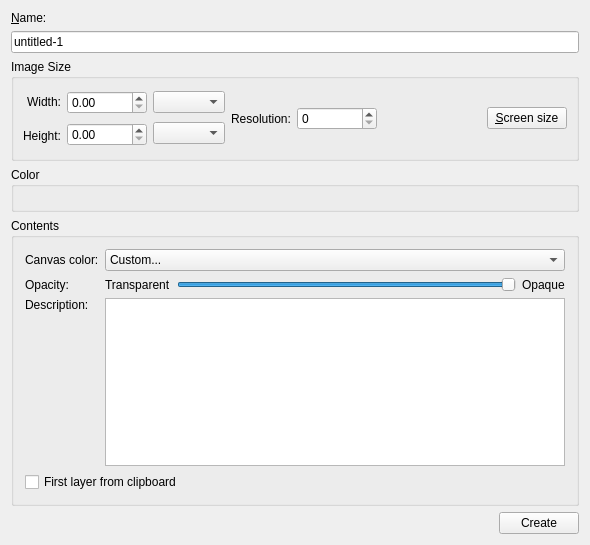
KDE/krita, file krita/ui/wdgnewimage.ui: the form before one commit.
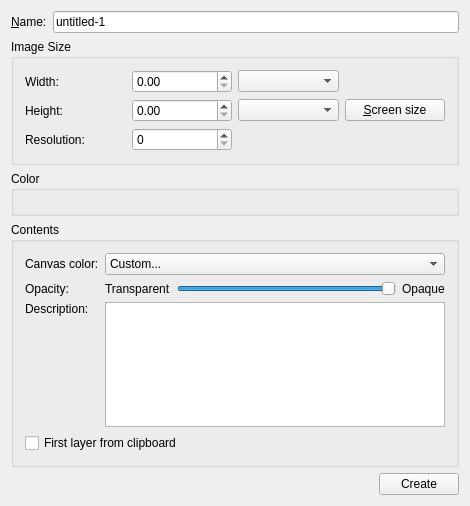
The form after the commit. Custom widgets are drawn as their Qt base class.

Commit message: relayout the dialog to take less space on the screen (and especially to fit on a 1024x768 screen

Patch:
```diff
--- a/krita/ui/wdgnewimage.ui
+++ b/krita/ui/wdgnewimage.ui
@@ -5,8 +5,8 @@
    <rect>
     <x>0</x>
     <y>0</y>
-    <width>590</width>
-    <height>545</height>
+    <width>470</width>
+    <height>506</height>
    </rect>
   </property>
   <property name="windowTitle" >
@@ -14,167 +14,41 @@
   </property>
   <layout class="QVBoxLayout" >
    <item>
-    <widget class="QLabel" name="lblName" >
-     <property name="text" >
-      <string>&amp;Name:</string>
-     </property>
-     <property name="buddy" >
-      <cstring>txtName</cstring>
-     </property>
-    </widget>
-   </item>
-   <item>
-    <widget class="QLineEdit" name="txtName" >
-     <property name="text" >
-      <string>untitled-1</string>
-     </property>
-    </widget>
+    <layout class="QHBoxLayout" >
+     <item>
+      <widget class="QLabel" name="lblName" >
+       <property name="text" >
+        <string>&amp;Name:</string>
+       </property>
+       <property name="buddy" >
+        <cstring>txtName</cstring>
+       </property>
+      </widget>
+     </item>
+     <item>
+      <widget class="QLineEdit" name="txtName" >
+       <property name="text" >
+        <string>untitled-1</string>
+       </property>
+      </widget>
+     </item>
+    </layout>
    </item>
    <item>
     <widget class="QGroupBox" name="grpImage" >
      <property name="title" >
       <string>Image Size</string>
      </property>
-     <layout class="QHBoxLayout" >
-      <property name="spacing" >
-       <number>6</number>
-      </property>
-      <property name="leftMargin" >
-       <number>9</number>
-      </property>
-      <property name="topMargin" >
-       <number>9</number>
-      </property>
-      <property name="rightMargin" >
-       <number>9</number>
-      </property>
-      <property name="bottomMargin" >
-       <number>9</number>
-      </property>
-      <item>
-       <layout class="QVBoxLayout" >
-        <property name="spacing" >
-         <number>6</number>
-        </property>
-        <property name="leftMargin" >
-         <number>0</number>
-        </property>
-        <property name="topMargin" >
-         <number>0</number>
-        </property>
-        <property name="rightMargin" >
-         <number>0</number>
-        </property>
-        <property name="bottomMargin" >
-         <number>0</number>
-        </property>
-        <item>
-         <widget class="QLabel" name="lblWidth" >
-          <property name="text" >
-           <string>Width:</string>
-          </property>
-          <property name="alignment" >
-           <set>Qt::AlignRight|Qt::AlignTrailing|Qt::AlignVCenter</set>
-          </property>
-         </widget>
-        </item>
-        <item>
-         <widget class="QLabel" name="lblHeight" >
-          <property name="text" >
-           <string>Height:</string>
-          </property>
-          <property name="alignment" >
-           <set>Qt::AlignRight|Qt::AlignTrailing|Qt::AlignVCenter</set>
-          </property>
-          <property name="buddy" >
-           <cstring></cstring>
-          </property>
-         </widget>
-        </item>
-       </layout>
-      </item>
-      <item>
-       <layout class="QVBoxLayout" >
-        <property name="spacing" >
-         <number>6</number>
-        </property>
-        <property name="leftMargin" >
-         <number>0</number>
-        </property>
-        <property name="topMargin" >
-         <number>0</number>
-        </property>
-        <property name="rightMargin" >
-         <number>0</number>
-        </property>
-        <property name="bottomMargin" >
-         <number>0</number>
-        </property>
-        <item>
-         <widget class="QDoubleSpinBox" name="doubleWidth" >
-          <property name="minimumSize" >
-           <size>
-            <width>80</width>
-            <height>0</height>
-           </size>
-          </property>
-          <property name="decimals" >
-           <number>2</number>
-          </property>
-          <property name="maximum" >
-           <double>100000000.000000000000000</double>
-          </property>
-         </widget>
-        </item>
-        <item>
-         <widget class="QDoubleSpinBox" name="doubleHeight" >
-          <property name="minimumSize" >
-           <size>
-            <width>80</width>
-            <height>0</height>
-           </size>
-          </property>
-          <property name="maximum" >
-           <double>100000000.000000000000000</double>
-          </property>
-         </widget>
-        </item>
-       </layout>
-      </item>
-      <item>
-       <layout class="QVBoxLayout" >
-        <property name="spacing" >
-         <number>6</number>
-        </property>
-        <property name="leftMargin" >
-         <number>0</number>
-        </property>
-        <property name="topMargin" >
-         <number>0</number>
-        </property>
-        <property name="rightMargin" >
-         <number>0</number>
-        </property>
-        <property name="bottomMargin" >
-         <number>0</number>
-        </property>
-        <item>
-         <widget class="QComboBox" name="cmbWidthUnit" />
-        </item>
-        <item>
-         <widget class="QComboBox" name="cmbHeightUnit" />
-        </item>
-       </layout>
-      </item>
-      <item>
-       <widget class="QLabel" name="lblResolution" >
+     <layout class="QGridLayout" >
+      <item row="0" column="0" >
+       <widget class="QLabel" name="lblWidth" >
         <property name="text" >
-         <string>Resolution:</string>
+         <string>Width:</string>
         </property>
        </widget>
       </item>
-      <item>
-       <widget class="QDoubleSpinBox" name="doubleResolution" >
+      <item row="0" column="1" >
+       <widget class="QDoubleSpinBox" name="doubleWidth" >
         <property name="minimumSize" >
          <size>
           <width>80</width>
@@ -182,30 +56,43 @@
          </size>
         </property>
         <property name="decimals" >
-         <number>0</number>
+         <number>2</number>
         </property>
         <property name="maximum" >
-         <double>99999.000000000000000</double>
+         <double>100000000.000000000000000</double>
         </property>
        </widget>
       </item>
-      <item>
-       <spacer>
-        <property name="orientation" >
-         <enum>Qt::Horizontal</enum>
+      <item row="0" column="2" >
+       <widget class="QComboBox" name="cmbWidthUnit" />
+      </item>
+      <item row="1" column="0" >
+       <widget class="QLabel" name="lblHeight" >
+        <property name="text" >
+         <string>Height:</string>
         </property>
-        <property name="sizeType" >
-         <enum>QSizePolicy::Expanding</enum>
+        <property name="buddy" >
+         <cstring></cstring>
         </property>
-        <property name="sizeHint" >
+       </widget>
+      </item>
+      <item row="1" column="1" >
+       <widget class="QDoubleSpinBox" name="doubleHeight" >
+        <property name="minimumSize" >
          <size>
-          <width>191</width>
-          <height>61</height>
+          <width>80</width>
+          <height>0</height>
          </size>
         </property>
-       </spacer>
+        <property name="maximum" >
+         <double>100000000.000000000000000</double>
+        </property>
+       </widget>
       </item>
-      <item>
+      <item row="1" column="2" >
+       <widget class="QComboBox" name="cmbHeightUnit" />
+      </item>
+      <item row="1" column="3" >
        <widget class="QPushButton" name="bnScreenSize" >
         <property name="toolTip" >
          <string>Set Width and Height to screen resolution.</string>
@@ -215,6 +102,29 @@
         </property>
        </widget>
       </item>
+      <item row="2" column="0" >
+       <widget class="QLabel" name="lblResolution" >
+        <property name="text" >
+         <string>Resolution:</string>
+        </property>
+       </widget>
+      </item>
+      <item row="2" column="1" >
+       <widget class="QDoubleSpinBox" name="doubleResolution" >
+        <property name="minimumSize" >
+         <size>
+          <width>80</width>
+          <height>0</height>
+         </size>
+        </property>
+        <property name="decimals" >
+         <number>0</number>
+        </property>
+        <property name="maximum" >
+         <double>99999.000000000000000</double>
+        </property>
+       </widget>
+      </item>
      </layout>
     </widget>
    </item>
```
